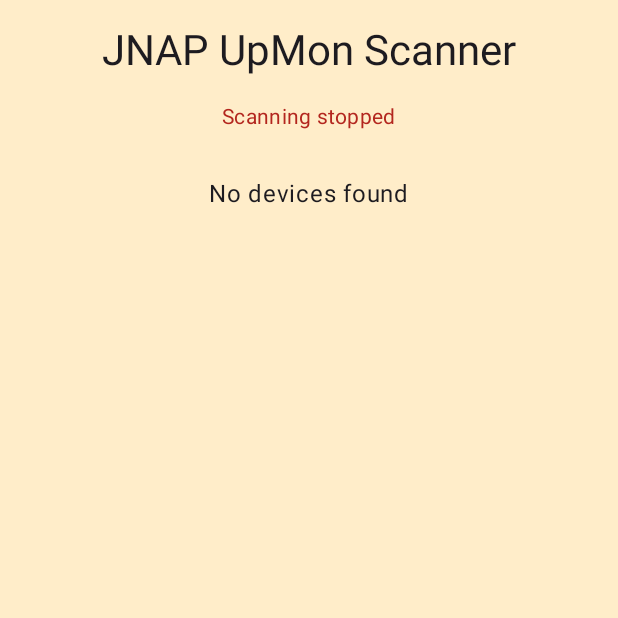
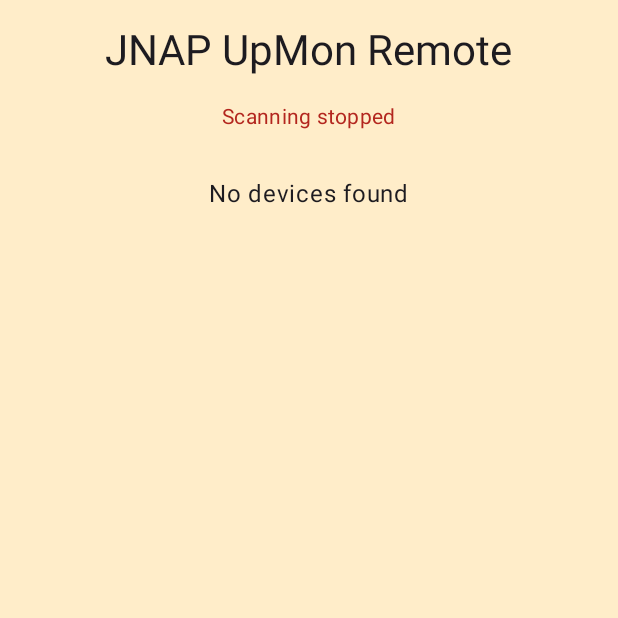
Before and after one commit to viathefalcon/jnap_up_mon, an Android app built with Jetpack Compose: the screen it shows after launch (MainActivity), on a phone screen of 412 x 824 dp, the top half of it. Run offline under Robolectric (Android 15) with nearby library versions, the light colour scheme and no system bars.

Commit message:
Fixup styling

```diff
--- a/remote/app/src/main/java/net/viathefalcon/templeroan/remote/MainActivity.kt
+++ b/remote/app/src/main/java/net/viathefalcon/jnapupmon/remote/MainActivity.kt
@@ -9,11 +9,13 @@ import android.bluetooth.le.ScanFilter
 import android.bluetooth.le.ScanResult
 import android.bluetooth.le.ScanSettings
 import android.content.pm.PackageManager
+import android.graphics.Color
 import android.os.Build
 import android.os.Bundle
 import android.os.ParcelUuid
 import android.widget.Toast
 import androidx.activity.ComponentActivity
+import androidx.activity.SystemBarStyle
 import androidx.activity.compose.setContent
 import androidx.activity.enableEdgeToEdge
 import androidx.activity.result.contract.ActivityResultContracts
@@ -110,7 +112,12 @@ class MainActivity : ComponentActivity() {
         bluetoothAdapter = bluetoothManager.adapter
         bluetoothLeScanner = bluetoothAdapter?.bluetoothLeScanner
 
-        enableEdgeToEdge()
+        enableEdgeToEdge(
+            statusBarStyle = SystemBarStyle.light(
+                Color.TRANSPARENT,
+                Color.TRANSPARENT
+            )
+        )
         setContent {
             RemoteTheme {
                 Scaffold(
@@ -259,13 +266,13 @@ fun BleScanner(
             horizontalAlignment = Alignment.CenterHorizontally
         ) {
             Text(
-                text = "JNAP UpMon Scanner",
+                text = "JNAP UpMon Remote",
                 style = MaterialTheme.typography.headlineMedium,
                 modifier = Modifier.padding(bottom = 16.dp)
             )
 
             Text(
-                text = if (isScanning) "Scanning continuously..." else "Scanning stopped",
+                text = if (isScanning) "Scanning..." else "Scanning stopped",
                 style = MaterialTheme.typography.bodyMedium,
                 color = if (isScanning) MaterialTheme.colorScheme.primary else MaterialTheme.colorScheme.error,
                 modifier = Modifier.padding(bottom = 16.dp)
--- /dev/null
+++ b/remote/app/src/main/java/net/viathefalcon/jnapupmon/remote/ui/theme/Theme.kt
@@ -0,0 +1,25 @@
+package net.viathefalcon.templeroan.remote.ui.theme
+
+import androidx.compose.foundation.isSystemInDarkTheme
+import androidx.compose.material3.MaterialTheme
+import androidx.compose.material3.lightColorScheme
+import androidx.compose.runtime.Composable
+
+private val DefaultColourScheme = lightColorScheme(
+    primary = Purple40,
+    secondary = PurpleGrey40,
+    tertiary = Pink40,
+    background = BackgroundLight,
+    surface = BackgroundLight
+)
+
+@Composable
+fun RemoteTheme(
+    content: @Composable () -> Unit
+) {
+    MaterialTheme(
+        colorScheme = DefaultColourScheme,
+        typography = Typography,
+        content = content
+    )
+}
--- a/remote/app/src/main/java/net/viathefalcon/templeroan/remote/ui/theme/Theme.kt
+++ /dev/null
@@ -1,52 +0,0 @@
-package net.viathefalcon.templeroan.remote.ui.theme
-
-import android.app.Activity
-import android.os.Build
-import androidx.compose.foundation.isSystemInDarkTheme
-import androidx.compose.material3.MaterialTheme
-import androidx.compose.material3.darkColorScheme
-import androidx.compose.material3.dynamicDarkColorScheme
-import androidx.compose.material3.dynamicLightColorScheme
-import androidx.compose.material3.lightColorScheme
-import androidx.compose.runtime.Composable
-import androidx.compose.ui.platform.LocalContext
-
-private val DarkColorScheme = darkColorScheme(
-    primary = Purple80,
-    secondary = PurpleGrey80,
-    tertiary = Pink80,
-    background = BackgroundLight, // Added for dark mode consistency if desired
-    surface = BackgroundLight
-)
-
-private val LightColorScheme = lightColorScheme(
-    primary = Purple40,
-    secondary = PurpleGrey40,
-    tertiary = Pink40,
-    background = BackgroundLight,
-    surface = BackgroundLight
-)
-
-@Composable
-fun RemoteTheme(
-    darkTheme: Boolean = isSystemInDarkTheme(),
-    // Changed default to false so custom colors are used by default
-    dynamicColor: Boolean = false,
-    content: @Composable () -> Unit
-) {
-    val colorScheme = when {
-        dynamicColor && Build.VERSION.SDK_INT >= Build.VERSION_CODES.S -> {
-            val context = LocalContext.current
-            if (darkTheme) dynamicDarkColorScheme(context) else dynamicLightColorScheme(context)
-        }
-
-        darkTheme -> DarkColorScheme
-        else -> LightColorScheme
-    }
-
-    MaterialTheme(
-        colorScheme = colorScheme,
-        typography = Typography,
-        content = content
-    )
-}
```
Also changed, not shown: remote/app/src/main/java/net/viathefalcon/jnapupmon/remote/ui/theme/Color.kt (renamed from remote/app/src/main/java/net/viathefalcon/templeroan/remote/ui/theme/Color.kt), remote/app/src/main/java/net/viathefalcon/jnapupmon/remote/ui/theme/Type.kt (renamed from remote/app/src/main/java/net/viathefalcon/templeroan/remote/ui/theme/Type.kt).
